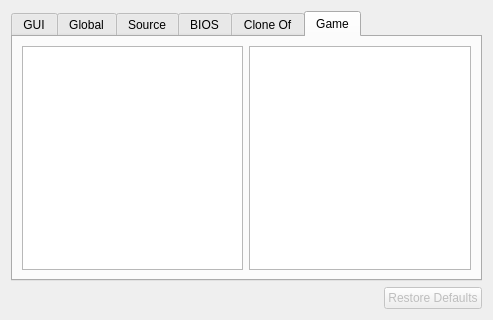
This is trunk/qtui/options.ui in svn2github/mameplus as Qt 5 draws it before an edit. The edited form follows.
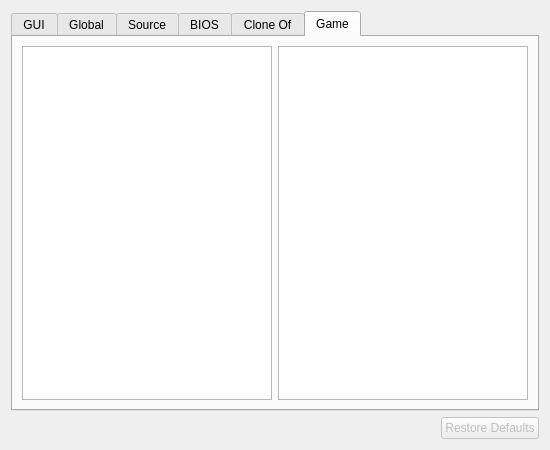
This is the edited form.

Commit message: Qt GUI 0.98 / translation of options / about dialog / removed game cache from ini / preserve audit result on new mame version / fixed: crash on F5 when iconthread is active / fixed: init vertical tabs / fixed: opt col width / fixed: duplicate entries on first init / fixed: official mame compatible, still crash on opt saving / fixed: some icons doesnt load

What changed in the file:
```diff
--- a/trunk/qtui/options.ui
+++ b/trunk/qtui/options.ui
@@ -5,8 +5,8 @@
    <rect>
     <x>0</x>
     <y>0</y>
-    <width>493</width>
-    <height>320</height>
+    <width>550</width>
+    <height>450</height>
    </rect>
   </property>
   <property name="windowTitle" >
@@ -116,6 +116,14 @@
       </layout>
      </widget>
      <widget class="QWidget" name="tab" >
+      <property name="geometry" >
+       <rect>
+        <x>0</x>
+        <y>0</y>
+        <width>526</width>
+        <height>372</height>
+       </rect>
+      </property>
       <attribute name="title" >
        <string>Game</string>
       </attribute>
```
Left out of the diff: 52 changed lines with no effect on the pictures. The commit also changes 17 other files.
